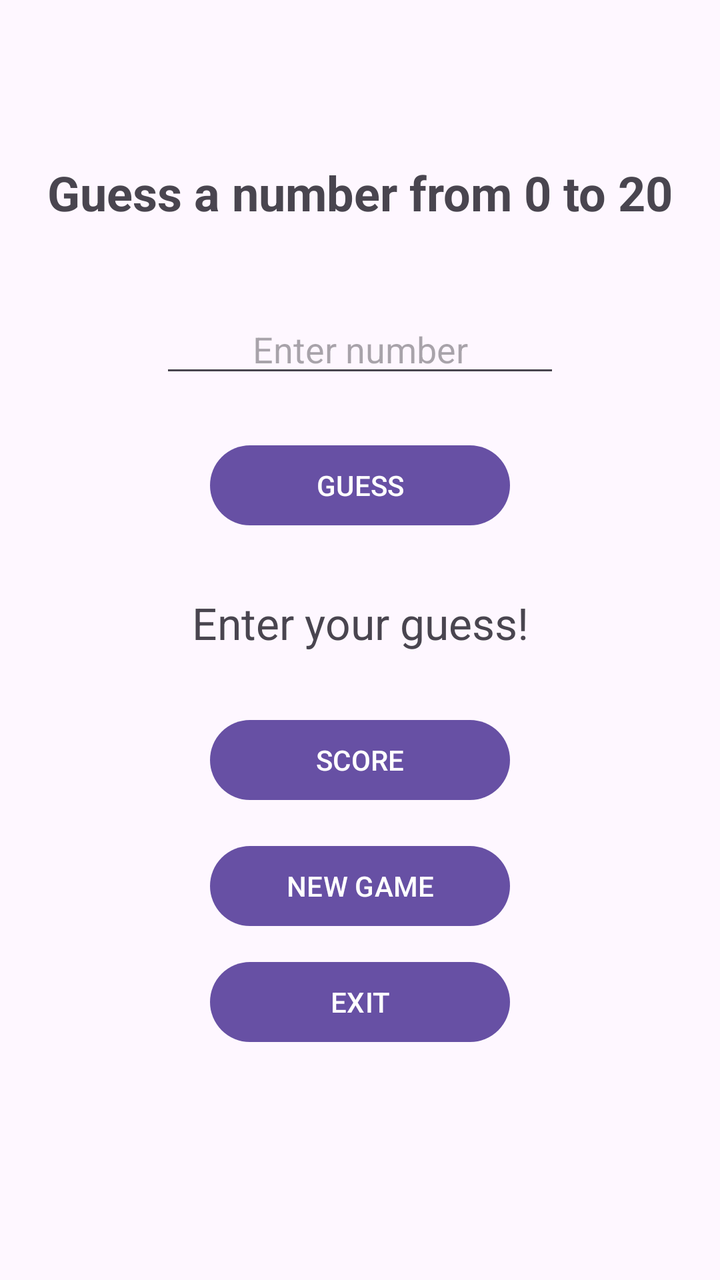
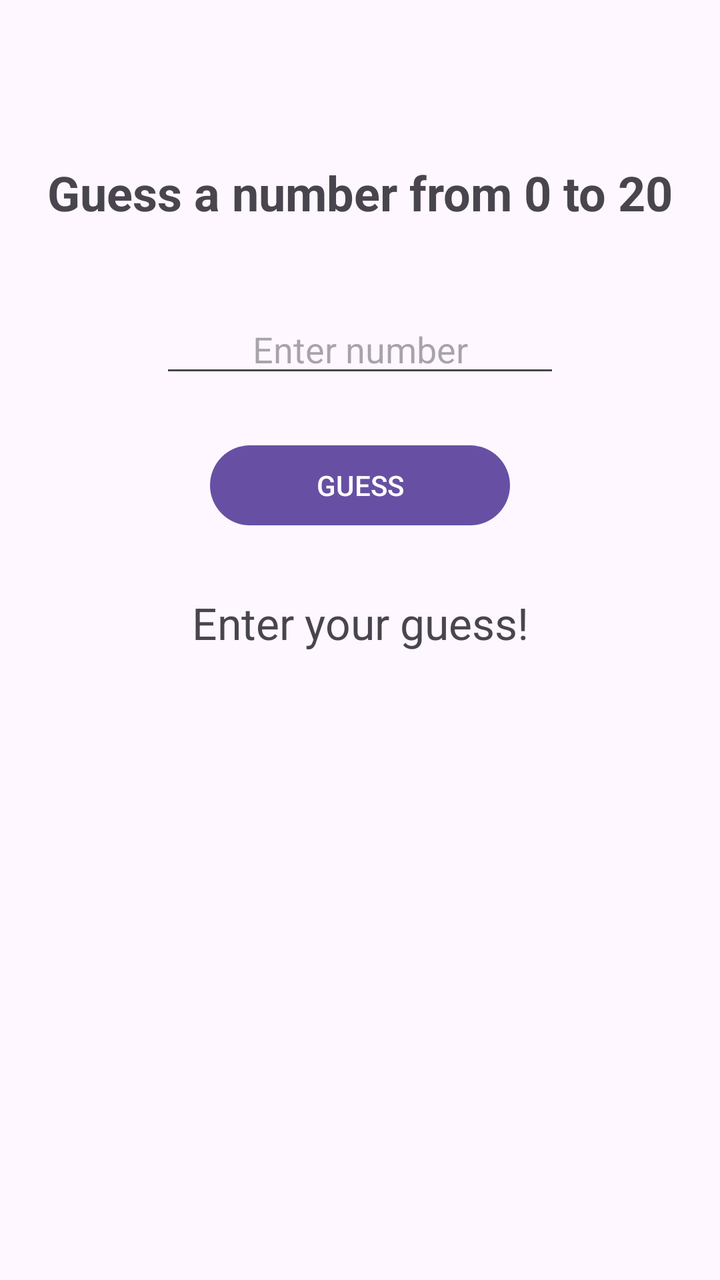

Two renders of the same Android screen: before a commit and after it. Below are the layout's source before the change and the commit's diff.
<!-- AndroidManifest.xml: application theme Theme.GuessTheNumber -->
<!-- res/layout/activity_main.xml -->
<?xml version="1.0" encoding="utf-8"?>
<androidx.constraintlayout.widget.ConstraintLayout
    xmlns:android="http://schemas.android.com/apk/res/android"
    xmlns:app="http://schemas.android.com/apk/res-auto"
    xmlns:tools="http://schemas.android.com/tools"
    android:layout_width="match_parent"
    android:layout_height="match_parent"
    tools:context=".MainActivity">

    <TextView
        android:id="@+id/textView"
        android:layout_width="wrap_content"
        android:layout_height="wrap_content"
        android:text="Guess a number from 0 to 20"
        android:textSize="24sp"
        android:textStyle="bold"
        app:layout_constraintTop_toTopOf="parent"
        app:layout_constraintStart_toStartOf="parent"
        app:layout_constraintEnd_toEndOf="parent"
        android:layout_marginTop="80dp" />

    <EditText
        android:id="@+id/editTextText"
        android:layout_width="200dp"
        android:layout_height="wrap_content"
        android:hint="Enter number"
        android:inputType="number"
        android:gravity="center"
        app:layout_constraintTop_toBottomOf="@id/textView"
        app:layout_constraintStart_toStartOf="parent"
        app:layout_constraintEnd_toEndOf="parent"
        android:layout_marginTop="40dp" />

    <Button
        android:id="@+id/button"
        android:layout_width="150dp"
        android:layout_height="wrap_content"
        android:text="GUESS"
        app:layout_constraintTop_toBottomOf="@id/editTextText"
        app:layout_constraintStart_toStartOf="parent"
        app:layout_constraintEnd_toEndOf="parent"
        android:layout_marginTop="25dp" />

    <TextView
        android:id="@+id/textView2"
        android:layout_width="wrap_content"
        android:layout_height="wrap_content"
        android:text="Enter your guess!"
        android:textSize="22sp"
        app:layout_constraintTop_toBottomOf="@id/button"
        app:layout_constraintStart_toStartOf="parent"
        app:layout_constraintEnd_toEndOf="parent"
        android:layout_marginTop="30dp" />

    <Button
        android:id="@+id/scoreButton"
        android:layout_width="150dp"
        android:layout_height="wrap_content"
        android:text="SCORE"
        app:layout_constraintTop_toBottomOf="@id/textView2"
        app:layout_constraintStart_toStartOf="parent"
        app:layout_constraintEnd_toEndOf="parent"
        android:layout_marginTop="30dp" />

    <Button
        android:id="@+id/newGameButton"
        android:layout_width="150dp"
        android:layout_height="wrap_content"
        android:text="NEW GAME"
        app:layout_constraintTop_toBottomOf="@id/scoreButton"
        app:layout_constraintStart_toStartOf="parent"
        app:layout_constraintEnd_toEndOf="parent"
        android:layout_marginTop="15dp" />

    <Button
        android:id="@+id/exitButton"
        android:layout_width="150dp"
        android:layout_height="wrap_content"
        android:text="EXIT"
        app:layout_constraintTop_toBottomOf="@id/newGameButton"
        app:layout_constraintStart_toStartOf="parent"
        app:layout_constraintEnd_toEndOf="parent"
        android:layout_marginTop="10dp" />

</androidx.constraintlayout.widget.ConstraintLayout>
<!-- resources referenced by this layout -->
<resources>
  <style name="Theme.GuessTheNumber" parent="Base.Theme.GuessTheNumber" />
  <style name="Base.Theme.GuessTheNumber" parent="Theme.Material3.DayNight.NoActionBar">
          
          
      </style>
</resources>

<!-- the commit's change to res/layout/activity_main.xml (unified diff, before → after) -->
@@ -52,34 +52,4 @@
         app:layout_constraintEnd_toEndOf="parent"
         android:layout_marginTop="30dp" />
 
-    <Button
-        android:id="@+id/scoreButton"
-        android:layout_width="150dp"
-        android:layout_height="wrap_content"
-        android:text="SCORE"
-        app:layout_constraintTop_toBottomOf="@id/textView2"
-        app:layout_constraintStart_toStartOf="parent"
-        app:layout_constraintEnd_toEndOf="parent"
-        android:layout_marginTop="30dp" />
-
-    <Button
-        android:id="@+id/newGameButton"
-        android:layout_width="150dp"
-        android:layout_height="wrap_content"
-        android:text="NEW GAME"
-        app:layout_constraintTop_toBottomOf="@id/scoreButton"
-        app:layout_constraintStart_toStartOf="parent"
-        app:layout_constraintEnd_toEndOf="parent"
-        android:layout_marginTop="15dp" />
-
-    <Button
-        android:id="@+id/exitButton"
-        android:layout_width="150dp"
-        android:layout_height="wrap_content"
-        android:text="EXIT"
-        app:layout_constraintTop_toBottomOf="@id/newGameButton"
-        app:layout_constraintStart_toStartOf="parent"
-        app:layout_constraintEnd_toEndOf="parent"
-        android:layout_marginTop="10dp" />
-
 </androidx.constraintlayout.widget.ConstraintLayout>
